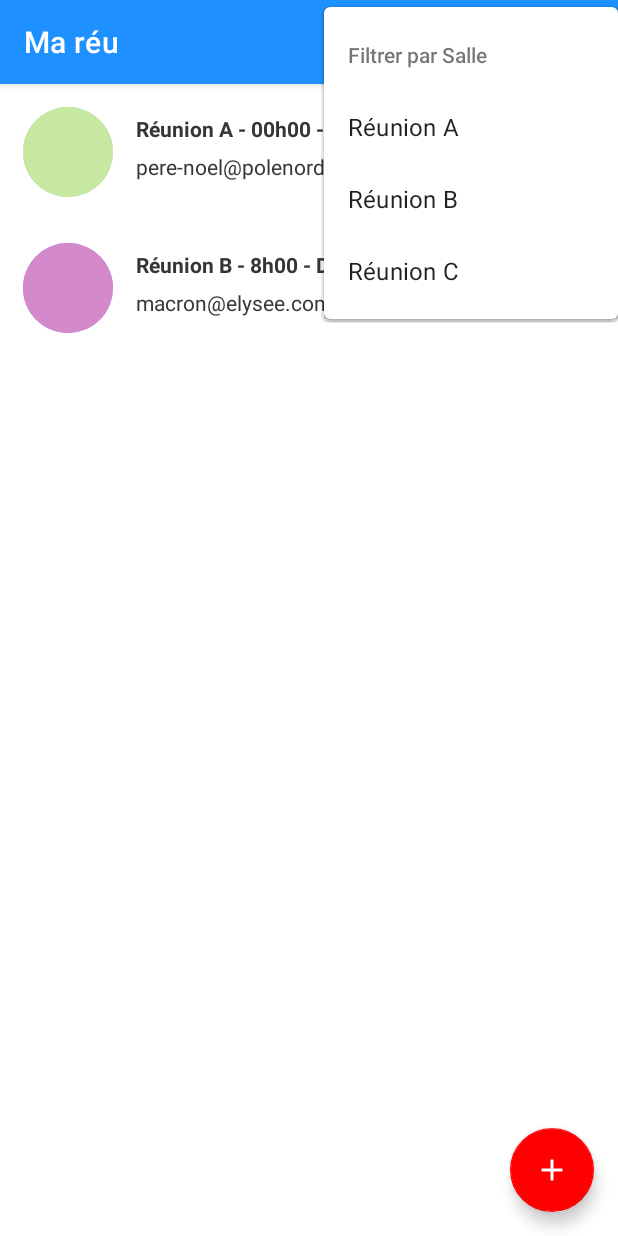
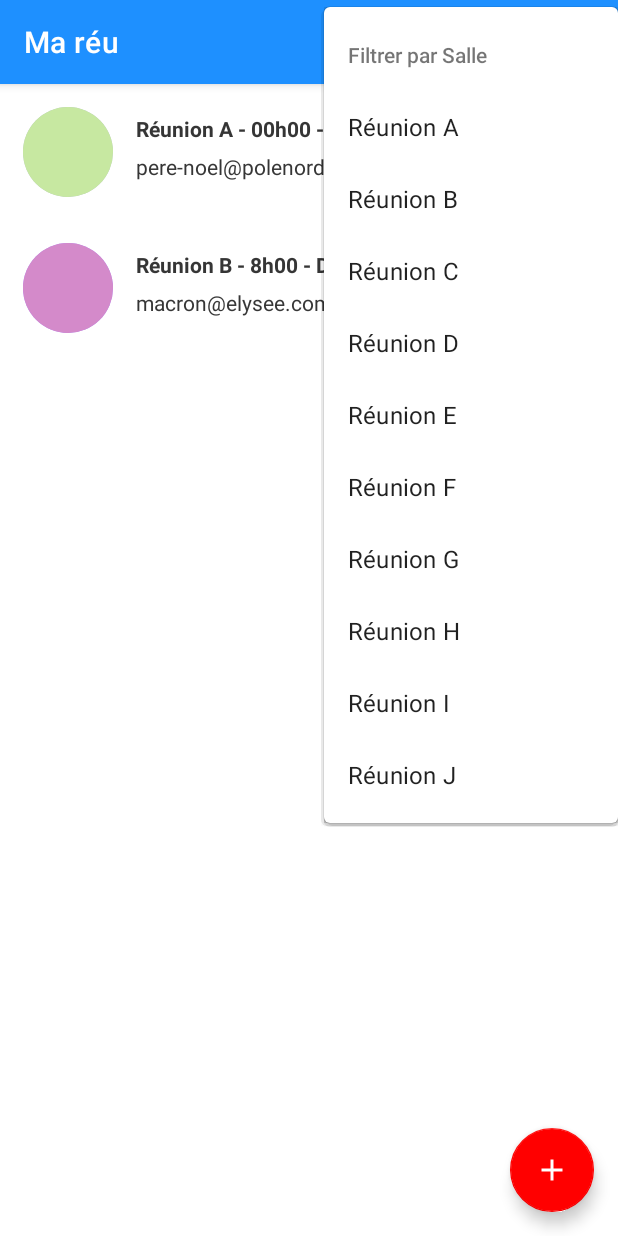
Before and after one commit to r-guillot/Mareu, an Android app: the screen it shows after launch (MainActivity), in the options menu, after a tap on "Filtrer par Salle", on a phone screen of 412 x 824 dp. Run offline under Robolectric (Android 15) with nearby library versions, the phone set to English and light mode, and no system bars; our stand-ins replace EventBus.

Commit message:
work on filter menu and reformat the code

```diff
--- a/app/src/main/java/com/guillot/mareu/controler/AddActivity.java
+++ b/app/src/main/java/com/guillot/mareu/controler/AddActivity.java
@@ -51,7 +51,7 @@ public class AddActivity extends AppCompatActivity implements DatePickerDialog.O
         dateClickListener();
         hourClickListener();
         setSpinner();
-        openFragment();
+        createChip();
         validation();
 
     }
@@ -118,7 +118,7 @@ public class AddActivity extends AppCompatActivity implements DatePickerDialog.O
     public void onNothingSelected(AdapterView<?> parent) {
     }
 
-    public void openFragment() {
+    public void createChip() {
         binding.emailEditText.setOnEditorActionListener(new TextView.OnEditorActionListener() {
             @Override
             public boolean onEditorAction(TextView textView, int actionId, KeyEvent keyEvent) {
@@ -129,7 +129,7 @@ public class AddActivity extends AppCompatActivity implements DatePickerDialog.O
                             addChipToGroup(email, binding.chipGroup);
                             binding.emailEditText.setText("");
                         } else if (email.contains(" ")) {
-                            binding.emailEditText.setError("Veuillez insérer une seule adresse mail à la fois");
+                            binding.emailEditText.setError("Veuillez insérer une seule adresse mail à la fois ou supprimer les espaces");
                         }
                         else {
                             binding.emailEditText.setError("Veillez respecter le format d'une adresse mail");
@@ -241,25 +241,5 @@ public class AddActivity extends AppCompatActivity implements DatePickerDialog.O
                     finish();
                 }
             });
-
-
     }
 }
-
-
-
-
-
-
-//binding.buttonValidation.setOnClickListener(new View.OnClickListener() {
-//        @Override
-//        public void onClick(View v) {
-//            try {
-//                createMeeting();
-//            } catch (ParseException e) {
-//                e.printStackTrace();
-//            }
-//
-//            finish();
-//        }
-//    });
--- a/app/src/main/res/menu/sorting_menu.xml
+++ b/app/src/main/res/menu/filtering_menu.xml
@@ -20,6 +20,27 @@
             <item android:id="@+id/reu_c"
                 android:title="@string/reu_c" />
 
+            <item android:id="@+id/reu_d"
+                android:title="@string/reu_d" />
+
+            <item android:id="@+id/reu_e"
+                android:title="@string/reu_e" />
+
+            <item android:id="@+id/reu_f"
+                android:title="@string/reu_f" />
+
+            <item android:id="@+id/reu_g"
+                android:title="@string/reu_g" />
+
+            <item android:id="@+id/reu_h"
+                android:title="@string/reu_h" />
+
+            <item android:id="@+id/reu_i"
+                android:title="@string/reu_i" />
+
+            <item android:id="@+id/reu_j"
+                android:title="@string/reu_j" />
+
         </menu>
 
         </item>
--- a/app/src/main/res/values/strings.xml
+++ b/app/src/main/res/values/strings.xml
@@ -4,13 +4,23 @@
     <string name="sort_location">Filtrer par Salle</string>
     <string name="name_activity">Ma réu</string>
     <string name="add_place">Salle de Réunion</string>
-    <string name="add_hour">Heure</string>
+    <string name="add_date">Date de la Réunion</string>
+    <string name="add_hour">Heure de la Réunion</string>
     <string name="add_topic">Sujet</string>
-    <string name="add_participants">Participant</string>
+    <string name="add_participants">Email des Participants</string>
+    <string name="validate">Valider</string>
 
     <string name="reu_a">Réunion A</string>
     <string name="reu_b">Réunion B</string>
     <string name="reu_c">Réunion C</string>
+    <string name="reu_d">Réunion D</string>
+    <string name="reu_e">Réunion E</string>
+    <string name="reu_f">Réunion F</string>
+    <string name="reu_g">Réunion G</string>
+    <string name="reu_h">Réunion H</string>
+    <string name="reu_i">Réunion I</string>
+    <string name="reu_j">Réunion J</string>
+
     <string name="h">H</string>
     <string name="date_filter">Filtrer par date</string>
     <string name="place_filter">Filtrer salle de </string>
@@ -19,5 +29,12 @@
         <item>Réunion A</item>
         <item>Réunion B</item>
         <item>Réunion C</item>
+        <item>Réunion D</item>
+        <item>Réunion E</item>
+        <item>Réunion F</item>
+        <item>Réunion G</item>
+        <item>Réunion H</item>
+        <item>Réunion I</item>
+        <item>Réunion J</item>
     </string-array>
 </resources>
```
Also changed, not shown: app/src/main/java/com/guillot/mareu/controler/MainActivity.java (+38 -14 lines), app/src/main/res/layout/activity_add.xml (+5 -6 lines).
